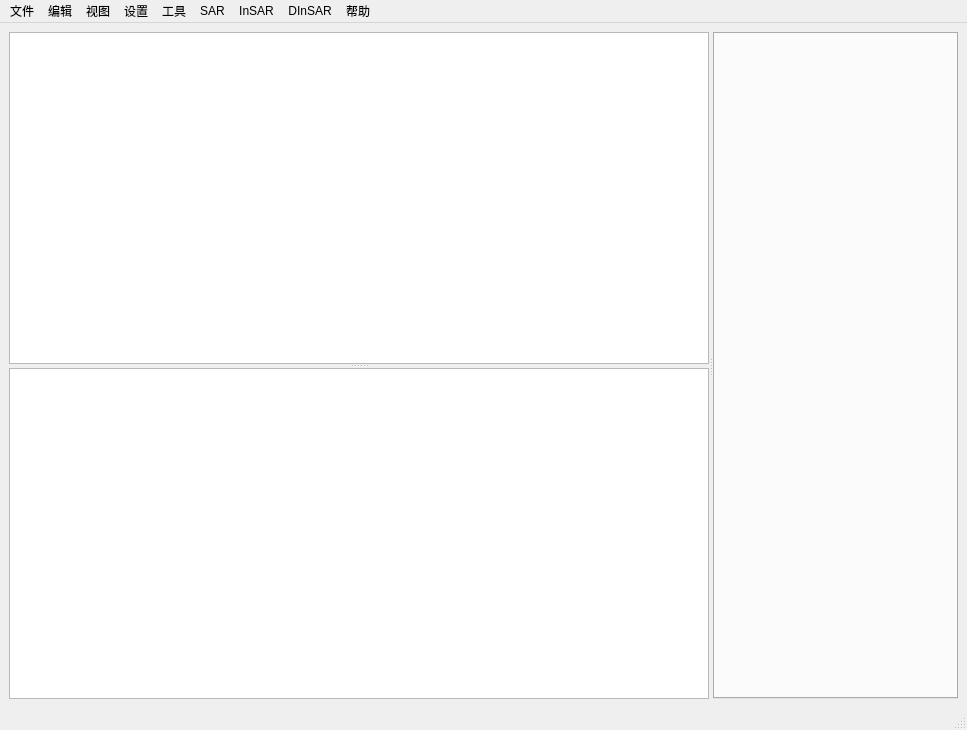
huxleylee329-dancer/InSAR_UI, file ui/MainWindow.ui: the form before one commit.
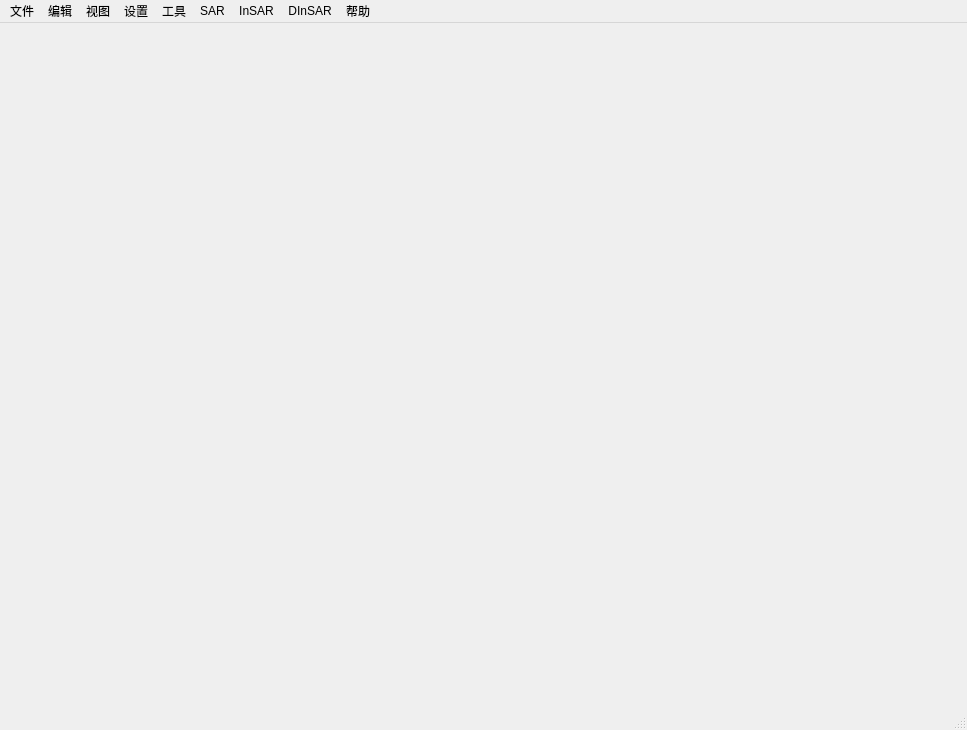
The form after the commit. Custom widgets are drawn as their Qt base class.

Diff of the .ui file:
```diff
--- a/ui/MainWindow.ui
+++ b/ui/MainWindow.ui
@@ -16,61 +16,17 @@
   <widget class="QWidget" name="centralwidget">
    <layout class="QVBoxLayout" name="verticalLayout">
     <item>
-     <widget class="QSplitter" name="splitter_2">
-      <property name="sizePolicy">
-       <sizepolicy hsizetype="Expanding" vsizetype="Expanding">
-        <horstretch>0</horstretch>
-        <verstretch>0</verstretch>
-       </sizepolicy>
-      </property>
+     <spacer name="verticalSpacer">
       <property name="orientation">
-       <enum>Qt::Horizontal</enum>
+       <enum>Qt::Vertical</enum>
       </property>
-      <widget class="QSplitter" name="splitter">
-       <property name="orientation">
-        <enum>Qt::Vertical</enum>
-       </property>
-       <widget class="TreeView" name="treeView">
-        <property name="minimumSize">
-         <size>
-          <width>258</width>
-          <height>258</height>
-         </size>
-        </property>
-        <property name="maximumSize">
-         <size>
-          <width>800</width>
-          <height>16777215</height>
-         </size>
-        </property>
-        <property name="expandsOnDoubleClick">
-         <bool>true</bool>
-        </property>
-        <attribute name="headerVisible">
-         <bool>true</bool>
-        </attribute>
-       </widget>
-       <widget class="TreeView" name="tool">
-        <property name="minimumSize">
-         <size>
-          <width>258</width>
-          <height>258</height>
-         </size>
-        </property>
-        <property name="maximumSize">
-         <size>
-          <width>700</width>
-          <height>16777215</height>
-         </size>
-        </property>
-       </widget>
-      </widget>
-      <widget class="QTabWidget" name="tabWidget">
-       <property name="currentIndex">
-        <number>-1</number>
-       </property>
-      </widget>
-     </widget>
+      <property name="sizeHint" stdset="0">
+       <size>
+        <width>20</width>
+        <height>40</height>
+       </size>
+      </property>
+     </spacer>
     </item>
    </layout>
   </widget>
@@ -405,13 +361,7 @@
    </property>
   </action>
  </widget>
- <customwidgets>
-  <customwidget>
-   <class>TreeView</class>
-   <extends>QTreeView</extends>
-   <header>treeview.h</header>
-  </customwidget>
- </customwidgets>
+ <customwidgets/>
  <resources>
   <include location="../resources/SatExplorer.qrc"/>
  </resources>
```
